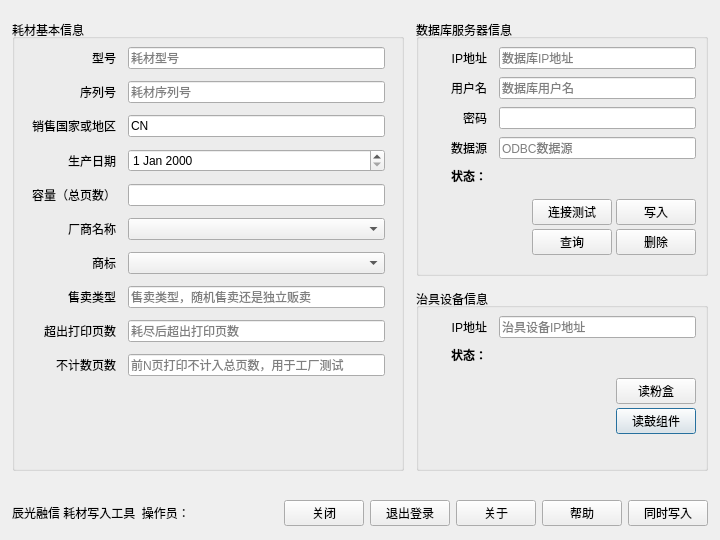
Above: supplywriter.ui from zlmone/supply_writer before the change. Below: the same form after it.
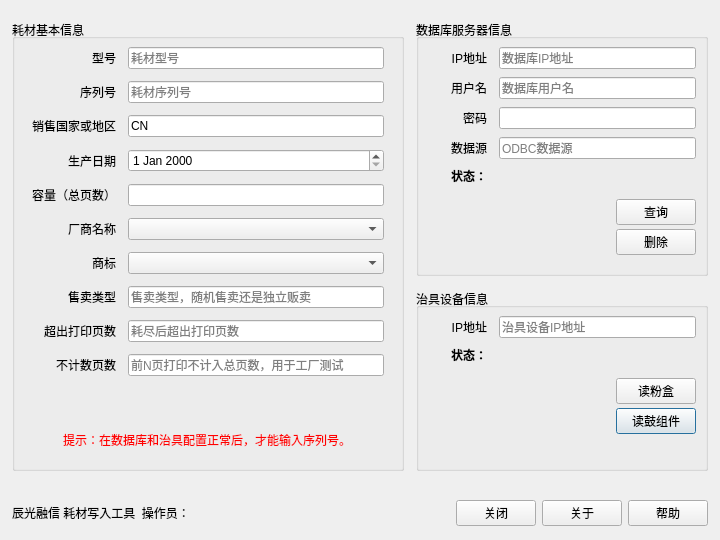
That is the form after the change. The open tabs and pages were chosen to show the change.

Patch:
```diff
--- a/supplywriter.ui
+++ b/supplywriter.ui
@@ -347,7 +347,7 @@
        <height>36</height>
       </rect>
      </property>
-     <layout class="QHBoxLayout" name="horizontalLayout_2" stretch="0,0,0,0,0,0,0,0">
+     <layout class="QHBoxLayout" name="horizontalLayout_2" stretch="0,0,0,0,0,0">
       <property name="spacing">
        <number>6</number>
       </property>
@@ -400,19 +400,6 @@
         </property>
        </widget>
       </item>
-      <item>
-       <widget class="QPushButton" name="ExitLogin">
-        <property name="toolTip">
-         <string>退出登录，返回登录页面</string>
-        </property>
-        <property name="text">
-         <string>退出登录</string>
-        </property>
-        <property name="autoDefault">
-         <bool>false</bool>
-        </property>
-       </widget>
-      </item>
       <item>
        <widget class="QPushButton" name="AboutButton">
         <property name="text">
@@ -436,19 +423,6 @@
         </property>
        </widget>
       </item>
-      <item>
-       <widget class="QPushButton" name="ConcurrentButton">
-        <property name="toolTip">
-         <string>将耗材信息同时写入芯片和数据库</string>
-        </property>
-        <property name="text">
-         <string>同时写入</string>
-        </property>
-        <property name="autoDefault">
-         <bool>false</bool>
-        </property>
-       </widget>
-      </item>
      </layout>
     </widget>
     <widget class="QWidget" name="horizontalLayoutWidget">
@@ -511,8 +485,8 @@
           <rect>
            <x>10</x>
            <y>20</y>
-           <width>371</width>
-           <height>361</height>
+           <width>370</width>
+           <height>410</height>
           </rect>
          </property>
          <layout class="QVBoxLayout" name="verticalLayout_10">
@@ -762,6 +736,16 @@
             </property>
            </spacer>
           </item>
+          <item>
+           <widget class="QLabel" name="label_48">
+            <property name="text">
+             <string>&lt;html&gt;&lt;head/&gt;&lt;body&gt;&lt;p&gt;&lt;span style=&quot; color:#ff0000;&quot;&gt;提示：在数据库和治具配置正常后，才能输入序列号。&lt;/span&gt;&lt;/p&gt;&lt;/body&gt;&lt;/html&gt;</string>
+            </property>
+            <property name="alignment">
+             <set>Qt::AlignCenter</set>
+            </property>
+           </widget>
+          </item>
          </layout>
         </widget>
        </widget>
@@ -797,7 +781,7 @@
              <x>10</x>
              <y>20</y>
              <width>270</width>
-             <height>221</height>
+             <height>230</height>
             </rect>
            </property>
            <layout class="QVBoxLayout" name="verticalLayout_4" stretch="4,1,0">
@@ -961,7 +945,7 @@
                </spacer>
               </item>
               <item>
-               <layout class="QGridLayout" name="gridLayout_4" rowstretch="0,0" columnstretch="1,1" columnminimumwidth="1,1">
+               <layout class="QGridLayout" name="gridLayout_4" columnstretch="0">
                 <property name="leftMargin">
                  <number>0</number>
                 </property>
@@ -974,22 +958,6 @@
                 <property name="bottomMargin">
                  <number>0</number>
                 </property>
-                <item row="0" column="0">
-                 <widget class="QPushButton" name="pushButton_4">
-                  <property name="enabled">
-                   <bool>true</bool>
-                  </property>
-                  <property name="toolTip">
-                   <string>测试数据库环境是否正常</string>
-                  </property>
-                  <property name="text">
-                   <string>连接测试</string>
-                  </property>
-                  <property name="autoDefault">
-                   <bool>false</bool>
-                  </property>
-                 </widget>
-                </item>
                 <item row="1" column="0">
                  <widget class="QPushButton" name="QuerySqlButton">
                   <property name="toolTip">
@@ -1003,20 +971,7 @@
                   </property>
                  </widget>
                 </item>
-                <item row="0" column="1">
-                 <widget class="QPushButton" name="InsertSqlButton">
-                  <property name="toolTip">
-                   <string>将耗材信息写入数据库</string>
-                  </property>
-                  <property name="text">
-                   <string>写入</string>
-                  </property>
-                  <property name="autoDefault">
-                   <bool>false</bool>
-                  </property>
-                 </widget>
-                </item>
-                <item row="1" column="1">
+                <item row="2" column="0">
                  <widget class="QPushButton" name="DeleteSqlButton">
                   <property name="toolTip">
                    <string>根据输入的序列号删除数据库中记录</string>
@@ -1064,7 +1019,7 @@
              <x>10</x>
              <y>20</y>
              <width>270</width>
-             <height>151</height>
+             <height>150</height>
             </rect>
            </property>
            <layout class="QVBoxLayout" name="verticalLayout_5" stretch="2,1,0">
```
Left out of the diff: 85 changed lines with no effect on the pictures. Lines whose indentation alone changed are shown as unchanged.
